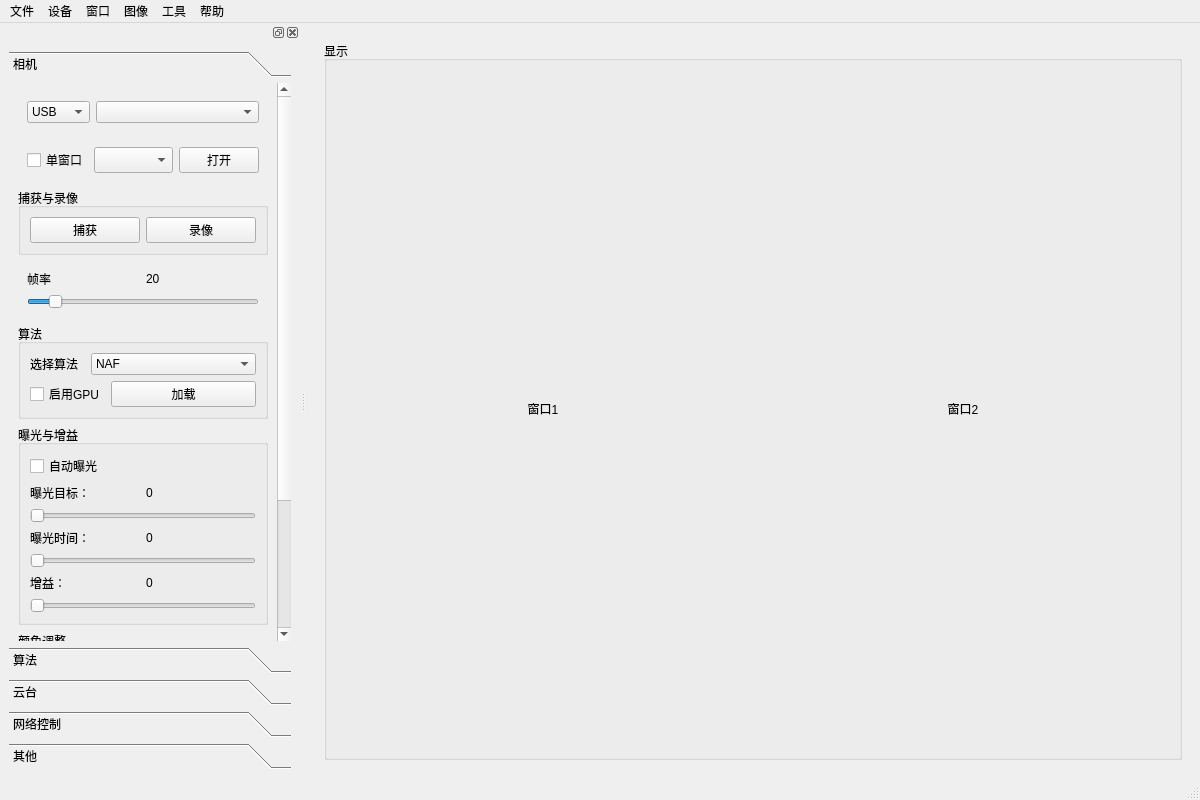
This is ui/mainwindow.ui in choushunn/ToupCameraDemo as Qt 5 draws it before an edit. The edited form follows.
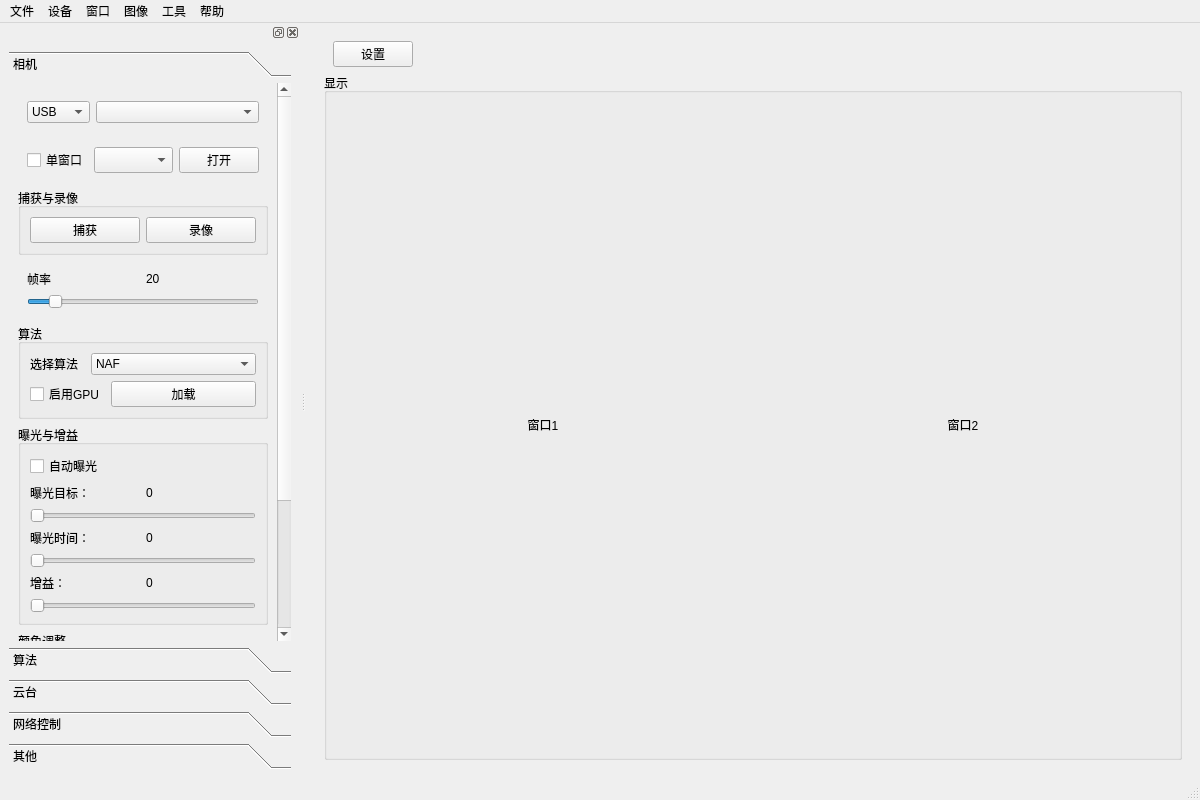
This is the edited form. Icons and pictures are not drawn.

```diff
--- a/ui/mainwindow.ui
+++ b/ui/mainwindow.ui
@@ -30,6 +30,35 @@
        </sizepolicy>
       </property>
       <layout class="QVBoxLayout" name="verticalLayout_2">
+       <item>
+        <widget class="QWidget" name="widget_8" native="true">
+         <layout class="QHBoxLayout" name="horizontalLayout_16">
+          <property name="topMargin">
+           <number>0</number>
+          </property>
+          <property name="bottomMargin">
+           <number>0</number>
+          </property>
+          <item>
+           <widget class="QPushButton" name="pushButton_7">
+            <property name="text">
+             <string>设置</string>
+            </property>
+           </widget>
+          </item>
+          <item>
+           <widget class="QWidget" name="widget_9" native="true">
+            <property name="sizePolicy">
+             <sizepolicy hsizetype="Expanding" vsizetype="Preferred">
+              <horstretch>0</horstretch>
+              <verstretch>0</verstretch>
+             </sizepolicy>
+            </property>
+           </widget>
+          </item>
+         </layout>
+        </widget>
+       </item>
        <item>
         <widget class="QGroupBox" name="groupBox_7">
          <property name="sizePolicy">
```
Left out of the diff: 22 changed lines with no effect on the pictures.
